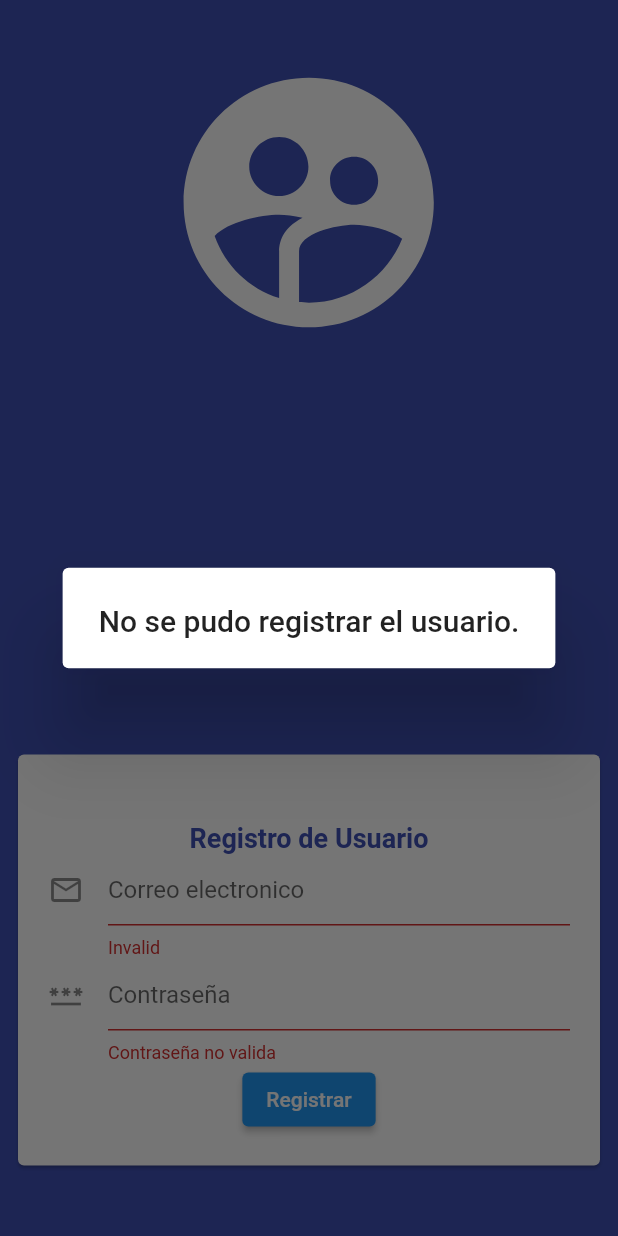
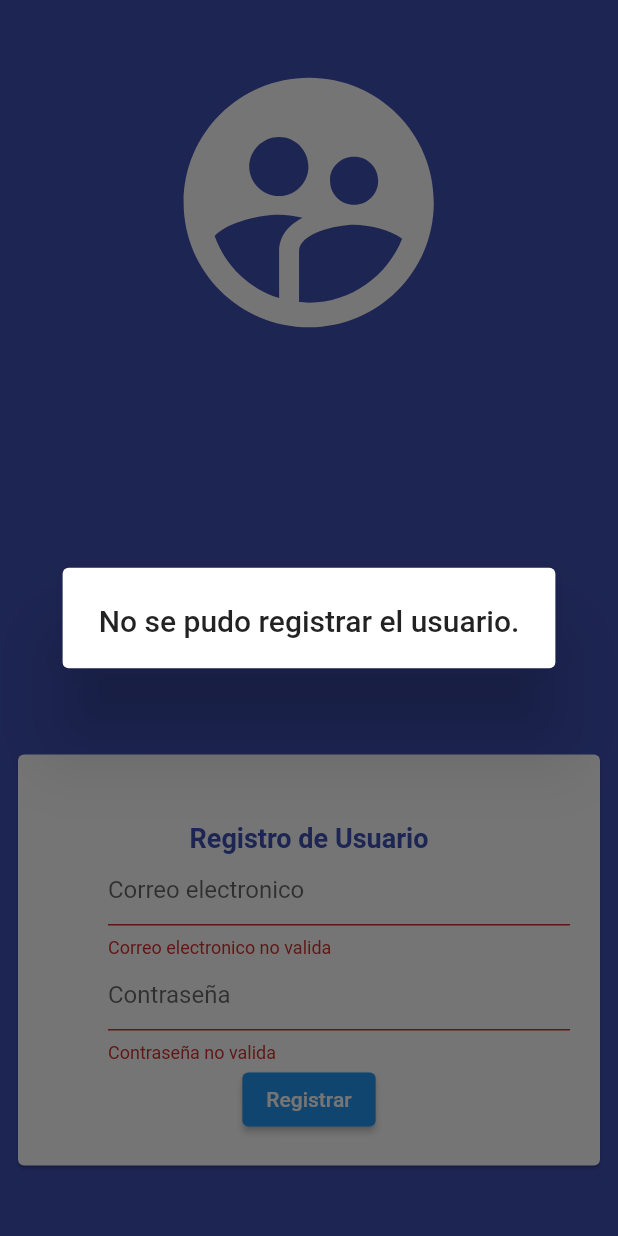
Before and after one commit to LeopoldoIII/flutter_bootcamp, a Flutter app: the RegisterScreen screen opened by its route, after a tap on "Registrar", on a phone screen of 412 x 824 dp. Run offline on Flutter 3.47's test engine with Material 2 defaults, Android fonts, the phone set to English and light mode, and no system bars.

Commit message:
adjustment register

```diff
--- a/lib/screens/register_screen.dart
+++ b/lib/screens/register_screen.dart
@@ -1,6 +1,7 @@
 import 'package:flutter/material.dart';
 import 'package:flutter_bootcamp/providers/providers.dart';
 import 'package:provider/provider.dart';
+import '../widgets/widgets.dart';
 
 class RegisterScreen extends StatefulWidget {
   const RegisterScreen({super.key});
@@ -12,10 +13,11 @@ class RegisterScreen extends StatefulWidget {
 class _RegisterScreenState extends State<RegisterScreen> {
   var formKey = GlobalKey<FormState>();
   Map<String, String> formData = {'email': '', 'password': ''};
+  RegisterProvider registerProvider = RegisterProvider();
 
   @override
   Widget build(BuildContext context) {
-    final registerProvider = Provider.of<RegisterProvider>(context);
+    registerProvider = Provider.of<RegisterProvider>(context);
 
     return Scaffold(
       body: Container(
@@ -40,65 +42,32 @@ class _RegisterScreenState extends State<RegisterScreen> {
                   child: Column(
                     children: [
                       const SizedBox(height: 25),
-                      const Text('Registro de Usuario',
-                          textAlign: TextAlign.center,
-                          style: TextStyle(
-                              color: Colors.indigo,
-                              fontWeight: FontWeight.bold,
-                              fontSize: 18)),
-                      TextFormField(
-                        onChanged: (value) {
-                          formData['email'] = value;
-                        },
+                      const AppTitle('Registro de Usuario'),
+                      AppFormFiled(
+                        'email',
+                        'Correo electronico',
+                        formData: formData,
                         validator: (value) {
-                          if (value!.length < 5) {
-                            return "Invalid";
+                          if (value!.length < 3) {
+                            return "Correo electronico no valida";
                           }
                           return null;
                         },
-                        decoration: const InputDecoration(
-                            icon: Icon(Icons.email_outlined),
-                            hintText: 'Correo electronico'),
                       ),
-                      TextFormField(
-                        onChanged: (value) {
-                          formData['password'] = value;
-                        },
+                      AppFormFiled(
+                        'password',
+                        'Contraseña',
+                        obscureText: true,
+                        formData: formData,
                         validator: (value) {
                           if (value!.length < 3) {
                             return "Contraseña no valida";
                           }
                           return null;
                         },
-                        obscureText: true,
-                        decoration: const InputDecoration(
-                            icon: Icon(Icons.password_outlined),
-                            hintText: 'Contraseña'),
                       ),
                       ElevatedButton(
-                          onPressed: () async {
-                            if (formKey.currentState!.validate()) {
-                              bool respuesta =
-                                  await registerProvider.registerUser(formData);
-                              if (respuesta) {
-                                showDialog(
-                                    context: context,
-                                    builder: (context) {
-                                      return const AlertDialog(
-                                          title: Text(
-                                              'Usuario registrado con exito.'));
-                                    });
-                              }
-                            } else {
-                              showDialog(
-                                  context: context,
-                                  builder: (context) {
-                                    return const AlertDialog(
-                                        title: Text(
-                                            'No se pudo registrar el usuario.'));
-                                  });
-                            }
-                          },
+                          onPressed: formRegister,
                           child: const Text('Registrar'))
                     ],
                   ),
@@ -111,4 +80,25 @@ class _RegisterScreenState extends State<RegisterScreen> {
       ),
     );
   }
+
+  formRegister() async {
+    if (formKey.currentState!.validate()) {
+      bool respuesta = await registerProvider.registerUser(formData);
+      if (respuesta) {
+        showDialog(
+            context: context,
+            builder: (context) {
+              return const AlertDialog(
+                  title: Text('Usuario registrado con exito.'));
+            });
+      }
+    } else {
+      showDialog(
+          context: context,
+          builder: (context) {
+            return const AlertDialog(
+                title: Text('No se pudo registrar el usuario.'));
+          });
+    }
+  }
 }
```
